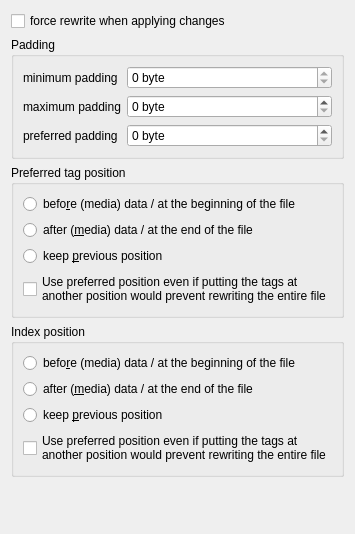
This is gui/filelayout.ui in Martchus/tageditor as Qt 5 draws it before an edit. The edited form follows.
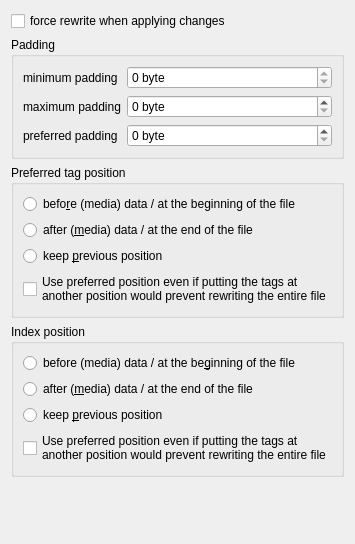
This is the edited form. Custom widgets are drawn as their Qt base class.

Diff of the .ui file:
```diff
--- a/gui/filelayout.ui
+++ b/gui/filelayout.ui
@@ -2,6 +2,14 @@
 <ui version="4.0">
  <class>QtGui::FileLayoutPage</class>
  <widget class="QWidget" name="QtGui::FileLayoutPage">
+  <property name="geometry">
+   <rect>
+    <x>0</x>
+    <y>0</y>
+    <width>315</width>
+    <height>544</height>
+   </rect>
+  </property>
   <property name="sizePolicy">
    <sizepolicy hsizetype="Maximum" vsizetype="Preferred">
     <horstretch>0</horstretch>
@@ -181,7 +189,7 @@
       <item>
        <widget class="QRadioButton" name="indexPosBeforeDataRadioButton">
         <property name="text">
-         <string>befo&amp;re (media) data / at the beginning of the file</string>
+         <string>before (media) data / at the be&amp;ginning of the file</string>
         </property>
        </widget>
       </item>
```
Left out of the diff: 2 changed lines with no effect on the pictures.
